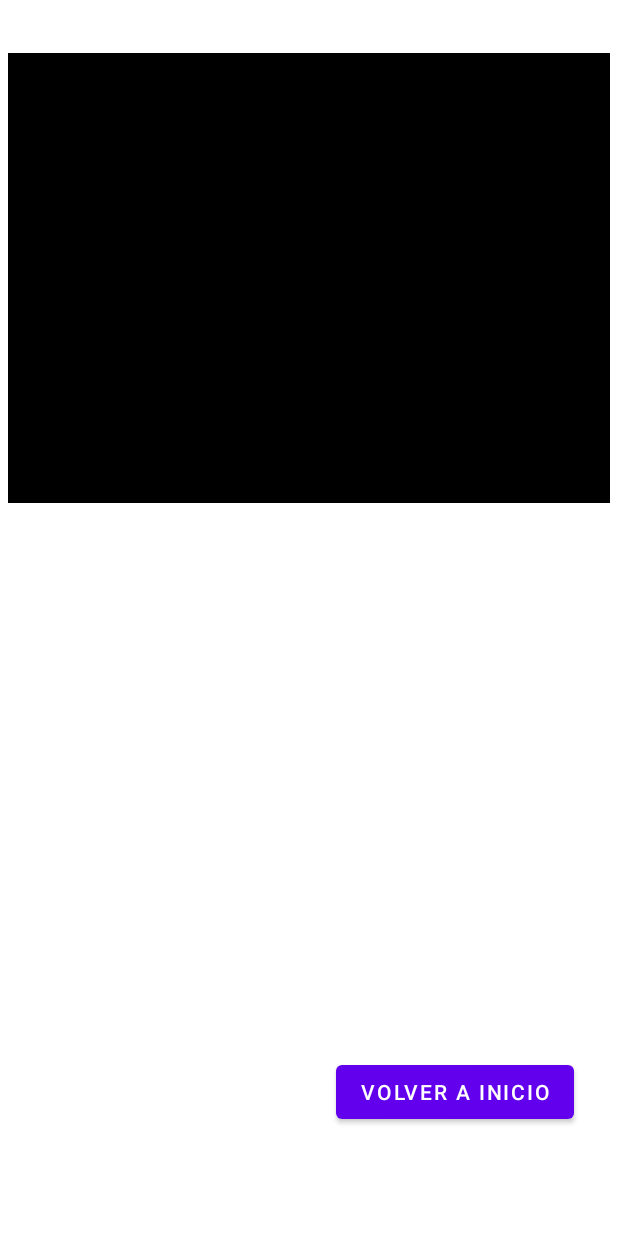
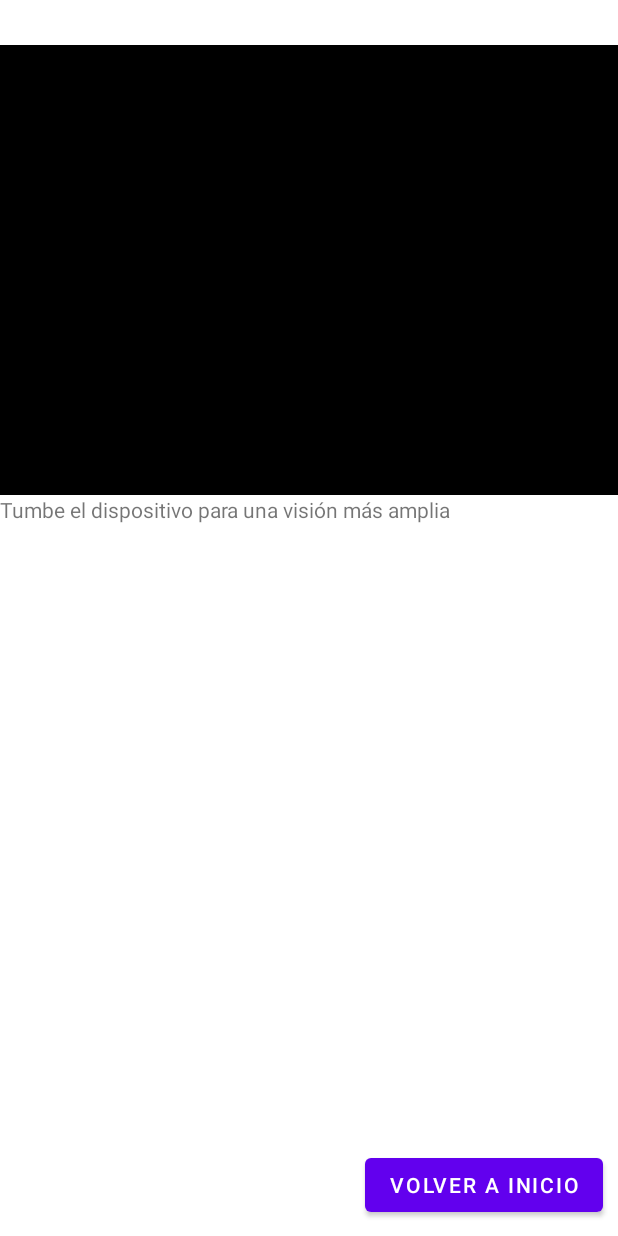
Before and after one commit to fmv1001/DomoCamera, an Android app: the ReceiverCamFrame screen opened directly, with no data from a screen before it, on a phone screen of 412 x 824 dp. Run offline under Robolectric (Android 15) with nearby library versions, the phone set to English and light mode, and no system bars; 1 statement that could not run was skipped.

Commit message:
Mejoras en la interfaz de usuario

```diff
--- a/AndroidApp/app/src/main/res/layout/activity_cam_view.xml
+++ b/AndroidApp/app/src/main/res/layout/activity_cam_view.xml
@@ -9,8 +9,8 @@
     <LinearLayout
         android:id="@+id/linearLayout"
         android:layout_width="match_parent"
-        android:layout_height="400dp"
-        android:layout_margin="5dp"
+        android:layout_height="match_parent"
+        android:layout_margin="0dp"
         android:gravity="center_horizontal"
         android:orientation="vertical"
         app:layout_constraintEnd_toEndOf="parent"
@@ -27,17 +27,24 @@
             app:layout_constraintTop_toTopOf="parent"
             tools:layout_editor_absoluteX="0dp"></ImageView>
 
+        <TextView
+            android:id="@+id/textView4"
+            android:layout_width="match_parent"
+            android:layout_height="wrap_content"
+            android:text="@string/amplify_camera" />
+
     </LinearLayout>
 
     <Button
         android:id="@+id/back_1"
         android:layout_width="wrap_content"
         android:layout_height="wrap_content"
-        android:layout_marginBottom="72dp"
+        android:layout_marginEnd="10dp"
+        android:layout_marginRight="10dp"
+        android:layout_marginBottom="10dp"
         android:onClick="back_to_home"
         android:text="@string/start_page"
         app:layout_constraintBottom_toBottomOf="parent"
-        app:layout_constraintEnd_toEndOf="parent"
-        app:layout_constraintHorizontal_bias="0.883"
-        app:layout_constraintStart_toStartOf="parent" />
+        app:layout_constraintEnd_toEndOf="parent" />
+
 </androidx.constraintlayout.widget.ConstraintLayout>
--- a/AndroidApp/app/src/main/res/layout/fragment_home.xml
+++ b/AndroidApp/app/src/main/res/layout/fragment_home.xml
@@ -10,8 +10,8 @@
 
     <ListView
         android:id="@+id/listViewCameras"
-        android:layout_width="401dp"
-        android:layout_height="358dp"
+        android:layout_width="wrap_content"
+        android:layout_height="match_parent"
         android:layout_marginStart="5dp"
         android:layout_marginLeft="5dp"
         android:layout_marginTop="5dp"
--- a/AndroidApp/app/src/main/res/values/strings.xml
+++ b/AndroidApp/app/src/main/res/values/strings.xml
@@ -5,8 +5,7 @@
     <string name="Image_view">Imagen de la camara</string>
     <string name="Cam_0">Camara X</string>
     <string name="server_ip">IP del servidor</string>
-    <string name="title_activity_main2">MainActivity</string>
-    <string name="title_activity_nav_menu">nav_menu</string>
+    <string name="title_activity_nav_menu">LocalStream</string>
     <string name="navigation_drawer_open">Open navigation drawer</string>
     <string name="navigation_drawer_close">Close navigation drawer</string>
     <string name="nav_header_title">Francisco Martin</string>
@@ -22,6 +21,8 @@
     <string name="menu_option_del">Delete Camera</string>
     <string name="menu_option_stop">Stop Server</string>
 
+    <string name="amplify_camera">Tumbe el dispositivo para una visión más amplia</string>
+
     <!-- Strings used for fragments for navigation -->
     <string name="example_ip">192.168.200.105</string>
     <string name="example_port">9999</string>
```
Also changed, not shown: AndroidApp/app/src/main/res/layout-land/fragment_settings.xml (+7 -7 lines), AndroidApp/app/src/main/res/layout/fragment_settings.xml (+6 -4 lines).
